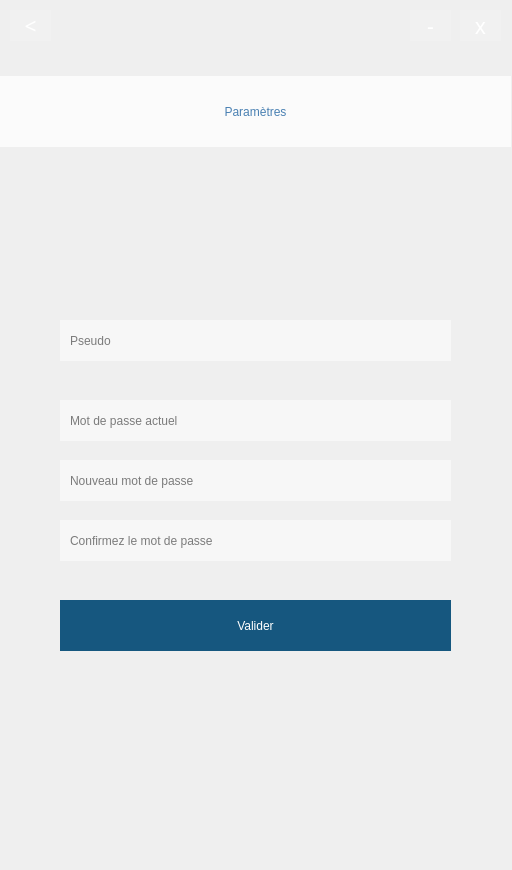
This is Babel/client/forms/BabelSetting.ui in gvsurenderreddy/Babel-VOIP as Qt 5 draws it before an edit. The edited form follows.
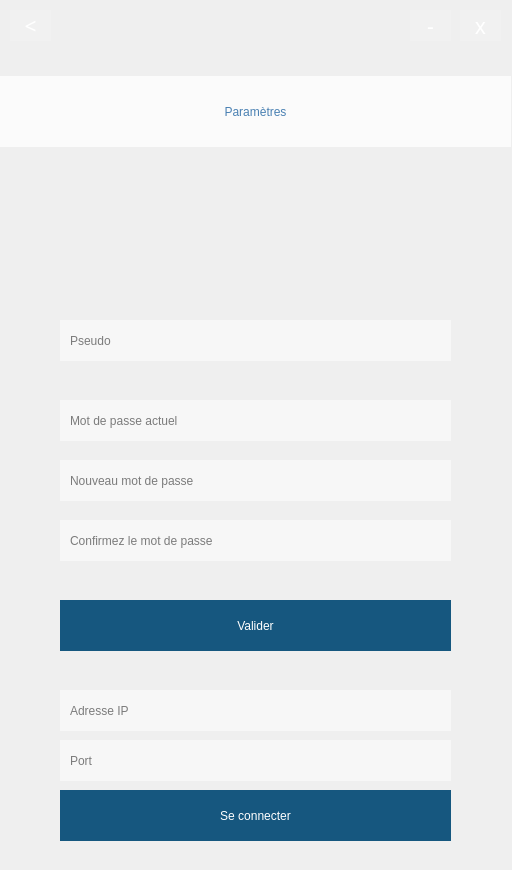
This is the edited form. Icons and pictures are not drawn.

Commit message: add babelMain source/include and update files ui

The edit to the form file:
```diff
--- a/Babel/client/forms/BabelSetting.ui
+++ b/Babel/client/forms/BabelSetting.ui
@@ -233,6 +233,73 @@
     <string>Confirmez le mot de passe</string>
    </property>
   </widget>
+  <widget class="QLineEdit" name="adrEdit">
+   <property name="geometry">
+    <rect>
+     <x>60</x>
+     <y>690</y>
+     <width>391</width>
+     <height>41</height>
+    </rect>
+   </property>
+   <property name="styleSheet">
+    <string notr="true">background: none;
+border: none;
+background-color: rgba(255, 255, 255, 128);
+color: rgb(0, 0, 0);
+font: 10pt &quot;Verdana&quot;;
+padding: 8px;
+
+      </string>
+   </property>
+   <property name="placeholderText">
+    <string>Adresse IP</string>
+   </property>
+  </widget>
+  <widget class="QLineEdit" name="portEdit">
+   <property name="geometry">
+    <rect>
+     <x>60</x>
+     <y>740</y>
+     <width>391</width>
+     <height>41</height>
+    </rect>
+   </property>
+   <property name="styleSheet">
+    <string notr="true">background: none;
+border: none;
+background-color: rgba(255, 255, 255, 128);
+color: rgb(0, 0, 0);
+font: 10pt &quot;Verdana&quot;;
+padding: 8px;
+
+      </string>
+   </property>
+   <property name="placeholderText">
+    <string>Port</string>
+   </property>
+  </widget>
+  <widget class="QPushButton" name="test">
+   <property name="geometry">
+    <rect>
+     <x>60</x>
+     <y>790</y>
+     <width>391</width>
+     <height>51</height>
+    </rect>
+   </property>
+   <property name="styleSheet">
+    <string notr="true">background: none;
+background-color: rgb(22, 87, 127);
+color: rgb(255, 255, 255);
+font: 12pt &quot;Verdana&quot;;
+border-style: outset;
+      </string>
+   </property>
+   <property name="text">
+    <string>Se connecter</string>
+   </property>
+  </widget>
  </widget>
  <resources>
   <include location="../resources/BabelMainWindow.qrc"/>
```
The commit also changes 7 other files.
